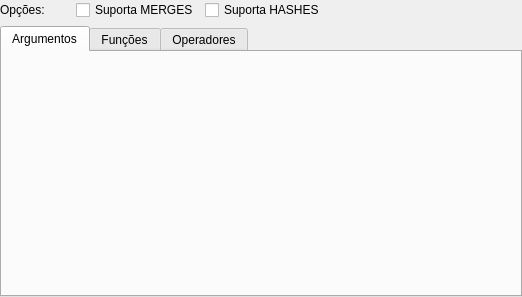
Qt form pgmodeler_ui/ui/operadorwidget.ui (erdincay/pgmodeler-old) before a commit.
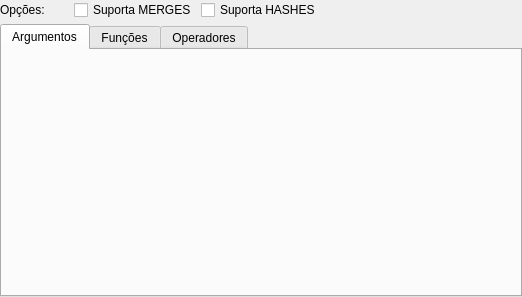
The same form after that commit.

The edit to the form file:
```diff
--- a/pgmodeler_ui/ui/operadorwidget.ui
+++ b/pgmodeler_ui/ui/operadorwidget.ui
@@ -17,6 +17,9 @@
    <property name="margin">
     <number>0</number>
    </property>
+   <property name="spacing">
+    <number>4</number>
+   </property>
    <item row="0" column="0">
     <widget class="QLabel" name="label_10">
      <property name="minimumSize">
```
